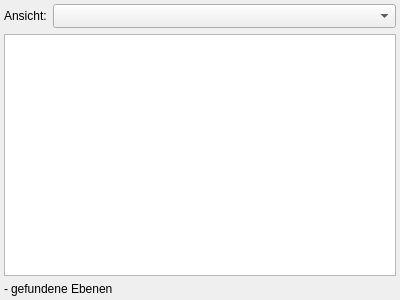
The window that resources/design_files/access_constraints_tab.ui (geoObserver/geobasis_loader) describes before a commit, drawn with Qt 5.
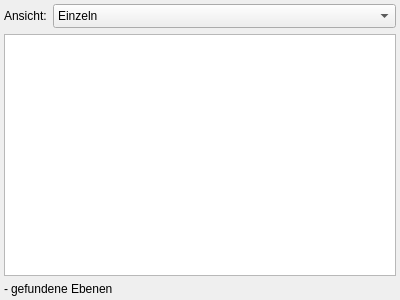
The same window after the commit.

Diff of the .ui file:
```diff
--- a/resources/design_files/access_constraints_tab.ui
+++ b/resources/design_files/access_constraints_tab.ui
@@ -74,6 +74,16 @@
         <property name="sizeAdjustPolicy">
          <enum>QComboBox::AdjustToMinimumContentsLengthWithIcon</enum>
         </property>
+        <item>
+         <property name="text">
+          <string>Einzeln</string>
+         </property>
+        </item>
+        <item>
+         <property name="text">
+          <string>Gruppiert nach Anbieter</string>
+         </property>
+        </item>
        </widget>
       </item>
      </layout>
```
